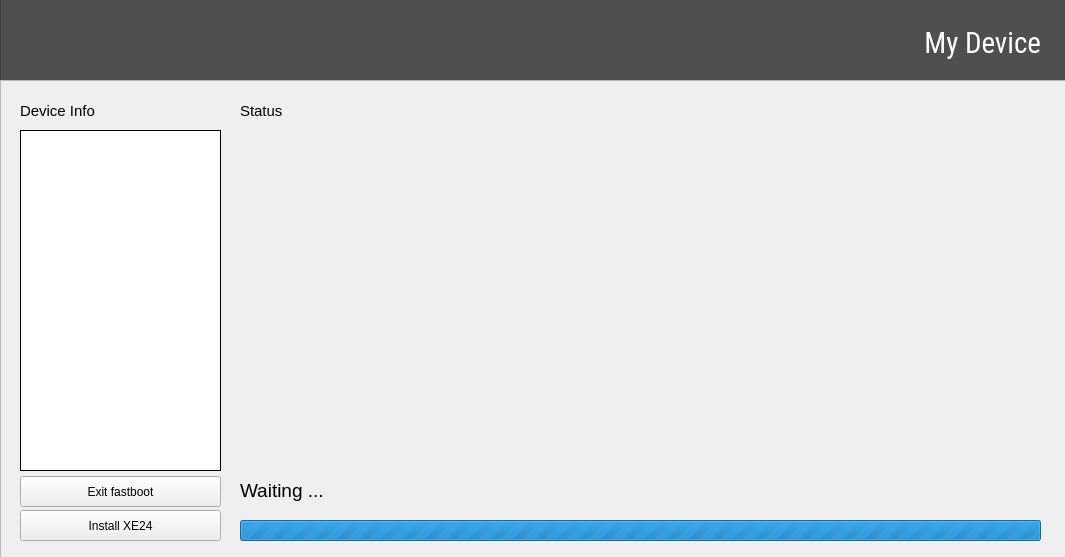
The window that screens/updating_page.ui (alfredgamulo/Glassy) describes before a commit, drawn with Qt 5.
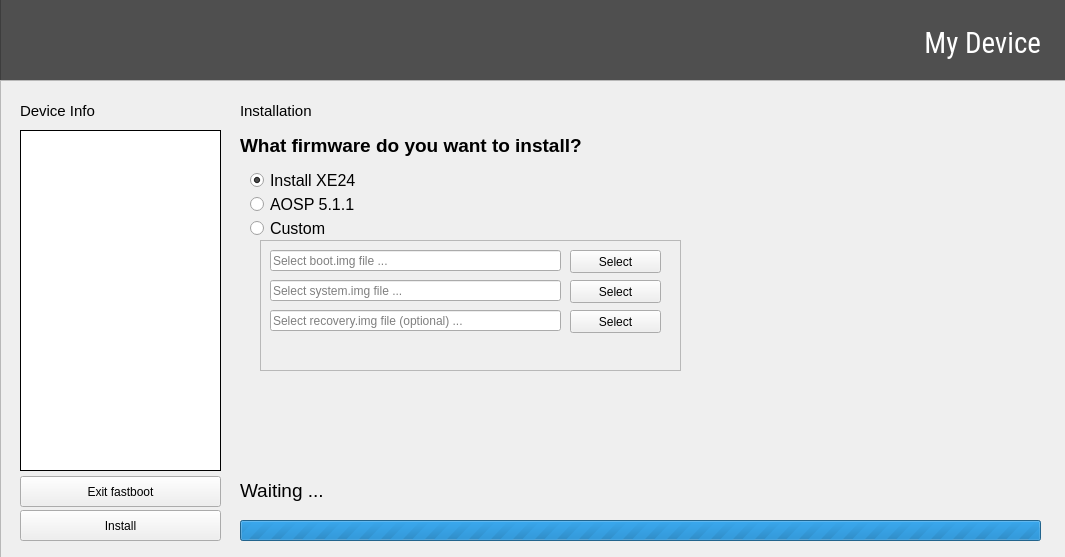
The same window after the commit. Icons and pictures are not drawn.

```diff
--- a/screens/updating_page.ui
+++ b/screens/updating_page.ui
@@ -193,7 +193,7 @@
       </font>
      </property>
      <property name="text">
-      <string>Status</string>
+      <string>Installation</string>
      </property>
     </widget>
     <widget class="QPushButton" name="installXE24Button">
@@ -206,7 +206,7 @@
       </rect>
      </property>
      <property name="text">
-      <string>Install XE24</string>
+      <string>Install</string>
      </property>
     </widget>
     <widget class="QLabel" name="statusText">
@@ -249,6 +249,177 @@
       <bool>false</bool>
      </property>
     </widget>
+    <widget class="QRadioButton" name="radioButton">
+     <property name="geometry">
+      <rect>
+       <x>250</x>
+       <y>90</y>
+       <width>151</width>
+       <height>21</height>
+      </rect>
+     </property>
+     <property name="font">
+      <font>
+       <pointsize>12</pointsize>
+      </font>
+     </property>
+     <property name="text">
+      <string>Install XE24</string>
+     </property>
+     <property name="checked">
+      <bool>true</bool>
+     </property>
+    </widget>
+    <widget class="QRadioButton" name="radioButton_2">
+     <property name="geometry">
+      <rect>
+       <x>250</x>
+       <y>140</y>
+       <width>191</width>
+       <height>17</height>
+      </rect>
+     </property>
+     <property name="font">
+      <font>
+       <pointsize>12</pointsize>
+      </font>
+     </property>
+     <property name="text">
+      <string>Custom</string>
+     </property>
+    </widget>
+    <widget class="QLabel" name="label_6">
+     <property name="geometry">
+      <rect>
+       <x>240</x>
+       <y>50</y>
+       <width>421</width>
+       <height>31</height>
+      </rect>
+     </property>
+     <property name="font">
+      <font>
+       <pointsize>14</pointsize>
+       <weight>75</weight>
+       <bold>true</bold>
+      </font>
+     </property>
+     <property name="text">
+      <string>What firmware do you want to install?</string>
+     </property>
+    </widget>
+    <widget class="QFrame" name="customRomFrame">
+     <property name="geometry">
+      <rect>
+       <x>260</x>
+       <y>160</y>
+       <width>421</width>
+       <height>131</height>
+      </rect>
+     </property>
+     <property name="frameShape">
+      <enum>QFrame::StyledPanel</enum>
+     </property>
+     <property name="frameShadow">
+      <enum>QFrame::Raised</enum>
+     </property>
+     <widget class="QLineEdit" name="bootInput">
+      <property name="geometry">
+       <rect>
+        <x>10</x>
+        <y>10</y>
+        <width>291</width>
+        <height>21</height>
+       </rect>
+      </property>
+      <property name="placeholderText">
+       <string>Select boot.img file ...</string>
+      </property>
+     </widget>
+     <widget class="QLineEdit" name="systemInput">
+      <property name="geometry">
+       <rect>
+        <x>10</x>
+        <y>40</y>
+        <width>291</width>
+        <height>21</height>
+       </rect>
+      </property>
+      <property name="placeholderText">
+       <string>Select system.img file ...</string>
+      </property>
+     </widget>
+     <widget class="QLineEdit" name="recoveryInput">
+      <property name="geometry">
+       <rect>
+        <x>10</x>
+        <y>70</y>
+        <width>291</width>
+        <height>21</height>
+       </rect>
+      </property>
+      <property name="placeholderText">
+       <string>Select recovery.img file (optional) ...</string>
+      </property>
+     </widget>
+     <widget class="QPushButton" name="selectBootFile">
+      <property name="geometry">
+       <rect>
+        <x>310</x>
+        <y>10</y>
+        <width>91</width>
+        <height>23</height>
+       </rect>
+      </property>
+      <property name="text">
+       <string>Select</string>
+      </property>
+     </widget>
+     <widget class="QPushButton" name="selectSystemFile">
+      <property name="geometry">
+       <rect>
+        <x>310</x>
+        <y>40</y>
+        <width>91</width>
+        <height>23</height>
+       </rect>
+      </property>
+      <property name="text">
+       <string>Select</string>
+      </property>
+     </widget>
+     <widget class="QPushButton" name="selectRecoveryFile">
+      <property name="geometry">
+       <rect>
+        <x>310</x>
+        <y>70</y>
+        <width>91</width>
+        <height>23</height>
+       </rect>
+      </property>
+      <property name="text">
+       <string>Select</string>
+      </property>
+     </widget>
+    </widget>
+    <widget class="QRadioButton" name="radioButton_3">
+     <property name="geometry">
+      <rect>
+       <x>250</x>
+       <y>116</y>
+       <width>191</width>
+       <height>16</height>
+      </rect>
+     </property>
+     <property name="font">
+      <font>
+       <pointsize>12</pointsize>
+      </font>
+     </property>
+     <property name="text">
+      <string>AOSP 5.1.1</string>
+     </property>
+    </widget>
    </widget>
   </widget>
  </widget>
```
